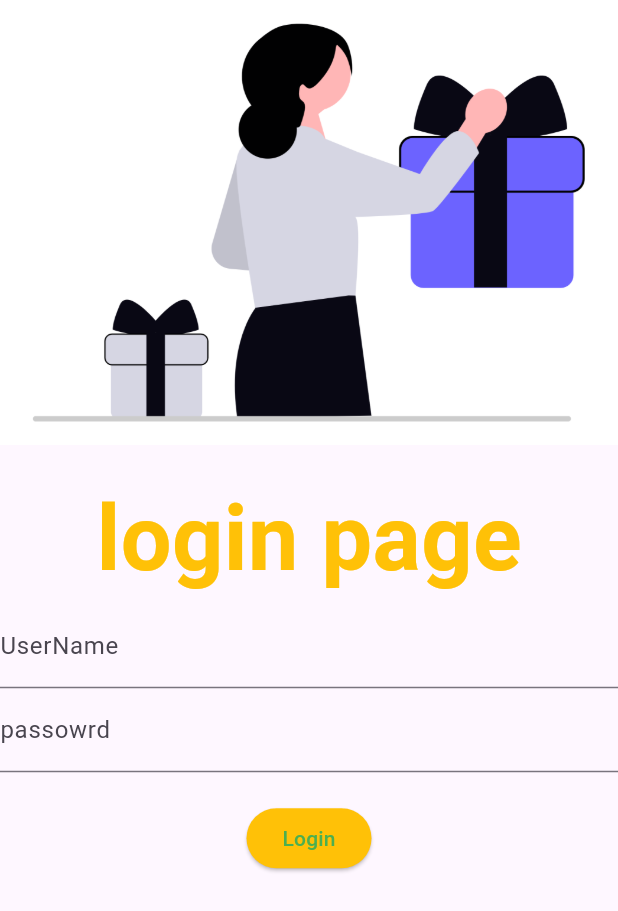
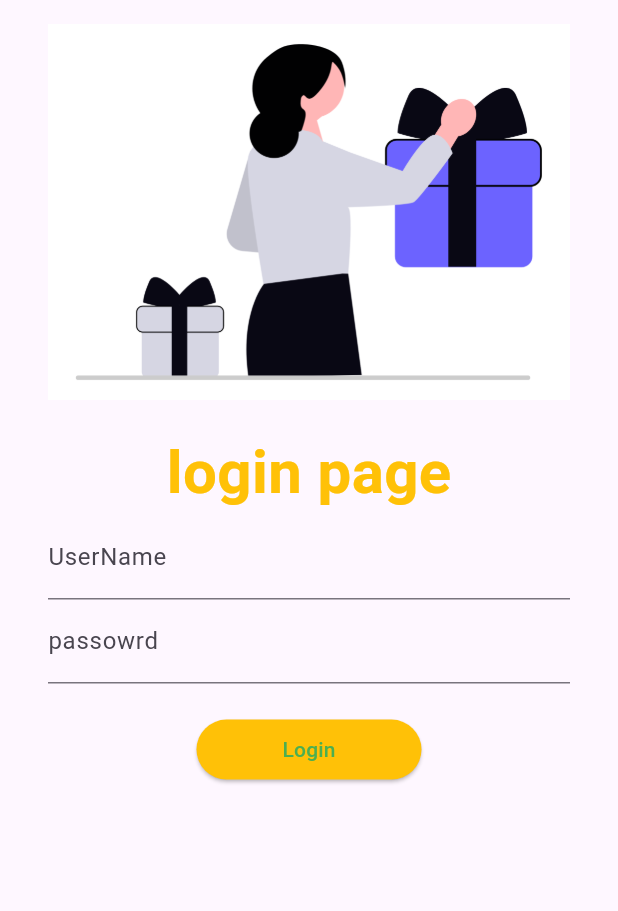
Before and after one commit to ANWAR-ALI784/Groceries-App-UI, a Flutter app: the screen it shows after launch, on a phone screen of 412 x 824 dp. Shown: the top 911 px of the screen. Run offline on Flutter 3.47's test engine with Material 3 defaults, Android fonts, the phone set to English and light mode, and no system bars.

Commit message:
day4 completed

```diff
--- a/lib/main.dart
+++ b/lib/main.dart
@@ -1,5 +1,6 @@
 import 'package:catalogapp/pages/homepage.dart';
 import 'package:catalogapp/pages/loginpage.dart';
+import 'package:catalogapp/utils/routes.dart';
 import 'package:flutter/material.dart';
 
 void main() {
@@ -19,8 +20,10 @@ class MyApp extends StatelessWidget {
       ),
       initialRoute: "/login",
       routes: {
-        "/":(context ) => const Loginpage(),
-        "/login":(context) => const Loginpage(),
+        // "/":(context ) => const Loginpage(),
+        // "/login":(context) => const Loginpage(), best practise is this
+        MyRoutes.loginRoute:(context)=> const Loginpage(),
+        MyRoutes.homeRoute:(context)=> const Homepage(),
       },
     );
   }
--- a/lib/pages/loginpage.dart
+++ b/lib/pages/loginpage.dart
@@ -1,3 +1,4 @@
+import 'package:catalogapp/utils/routes.dart';
 import 'package:flutter/material.dart';
 class Loginpage extends StatelessWidget {
   const Loginpage({super.key});
@@ -6,11 +7,13 @@ class Loginpage extends StatelessWidget {
   Widget build(BuildContext context) {
     return Scaffold(
       body: SingleChildScrollView(
+        child: Padding(
+          padding: const EdgeInsets.symmetric(vertical: 16,horizontal: 32),
           child: Column(
             children: [
               Image.asset("assests/images/giftitem.png"),
-            SizedBox(height: 20,),
-              Text("login page",style: TextStyle(fontWeight: FontWeight.bold,fontSize: 20,color: Colors.amber),textScaleFactor: 3.0,),
+              const SizedBox(height: 20,),
+                const Text("login page",style: TextStyle(fontWeight: FontWeight.bold,fontSize: 20,color: Colors.amber),textScaleFactor: 2.0,),
               TextFormField(
                 decoration: const InputDecoration(
                   labelText: "UserName",
@@ -18,7 +21,9 @@ class Loginpage extends StatelessWidget {
                 ),
               ),
               TextFormField(
+                obscureText: true,
                 decoration: const InputDecoration(
+
                   labelText: "passowrd",
                   hintText: " Enter password",
                 ),
@@ -26,13 +31,16 @@ class Loginpage extends StatelessWidget {
               SizedBox(
                 height: 20,
               ),
-            ElevatedButton(onPressed: (){
+              ElevatedButton(
+                onPressed: (){
 
-              print("hiiii");
+    debugPrint("Login button pressed");
+    Navigator.pushNamed(context, MyRoutes.homeRoute);
     },
+
     child: const Text("Login"),
 
-            style: TextButton.styleFrom(foregroundColor: Colors.green,backgroundColor: Colors.amber),
+              style: TextButton.styleFrom(foregroundColor: Colors.green,backgroundColor: Colors.amber,minimumSize: const Size(150, 40)),
 
               ),
 
@@ -45,6 +53,7 @@ class Loginpage extends StatelessWidget {
             ],
           ),
         ),
+      ),
     );
   }
 }
--- /dev/null
+++ b/lib/utils/routes.dart
@@ -0,0 +1,4 @@
+class MyRoutes{
+  static String loginRoute="/login";
+  static String homeRoute="/home";
+}
```
Also changed, not shown: 2 other files. Lines whose indentation alone changed are shown as unchanged.
